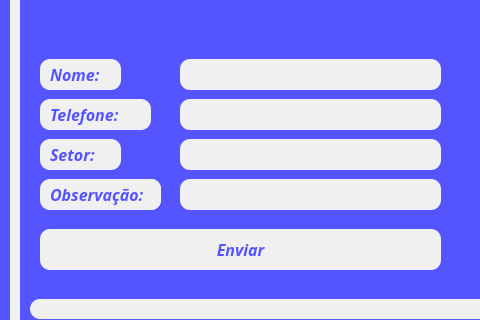
This is untitled.ui in Felipe-Pinheiro-Lopes/Ramais as Qt 5 draws it before an edit; both pictures show x 0 to 480 and y 91 to 411 of the 951 by 699 pixel window. The edited form follows.
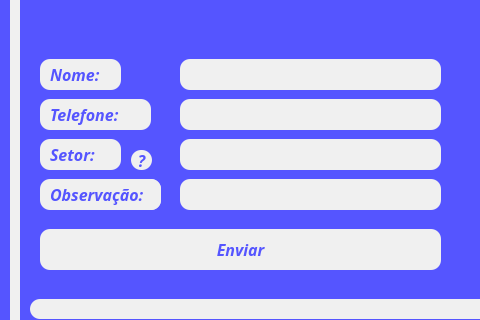
This is the edited form.

Patch:
```diff
--- a/untitled.ui
+++ b/untitled.ui
@@ -898,6 +898,32 @@
        <string>Copyright 2023 - All Rights Reserved - Felipe P. Lopes</string>
       </property>
      </widget>
+     <widget class="QPushButton" name="pushButton_4">
+      <property name="geometry">
+       <rect>
+        <x>111</x>
+        <y>221</y>
+        <width>21</width>
+        <height>20</height>
+       </rect>
+      </property>
+      <property name="font">
+       <font>
+        <family>Source Code Pro</family>
+        <pointsize>12</pointsize>
+        <weight>75</weight>
+        <italic>true</italic>
+        <bold>true</bold>
+       </font>
+      </property>
+      <property name="styleSheet">
+       <string notr="true">background-color: rgb(240, 240, 240);
+color: rgb(85, 85, 255);</string>
+      </property>
+      <property name="text">
+       <string>?</string>
+      </property>
+     </widget>
     </widget>
    </widget>
   </widget>
```
